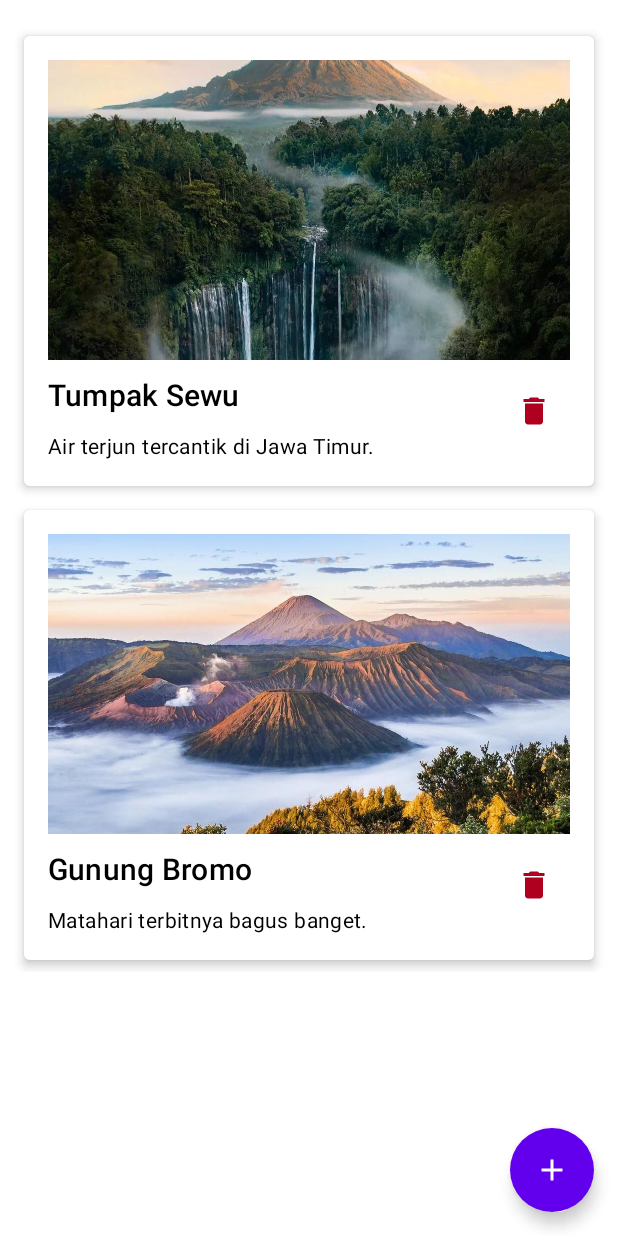
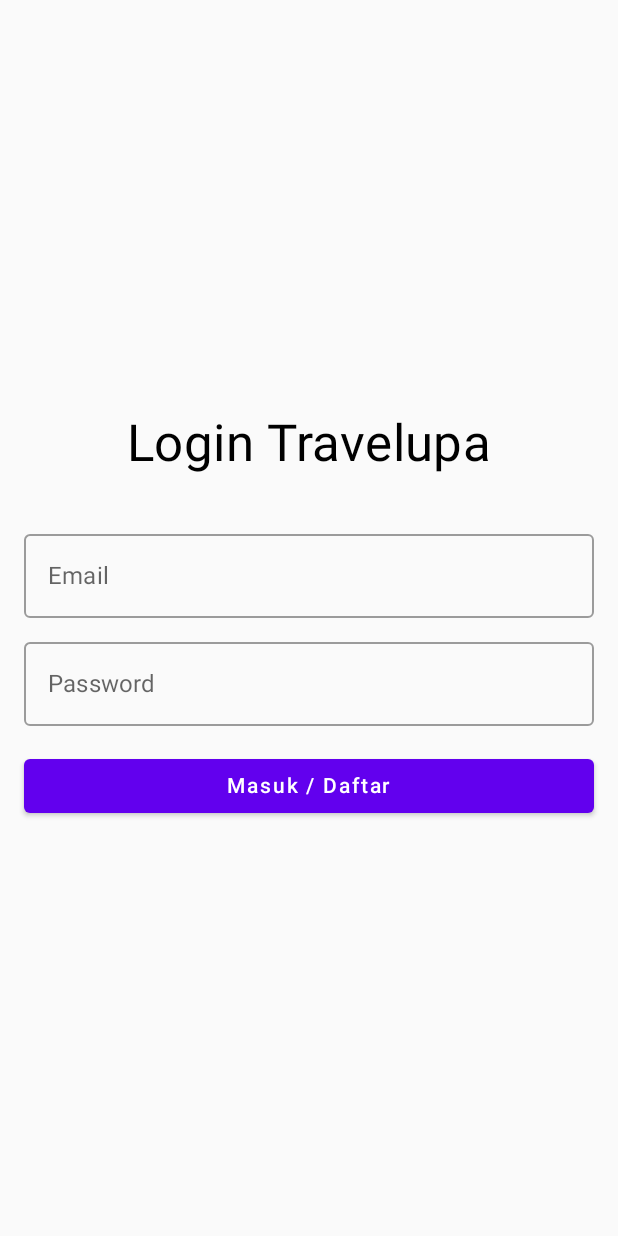
Before and after one commit to harrymx1/Travelupa, an Android app built with Jetpack Compose: the screen it shows after launch (MainActivity), on a phone screen of 412 x 824 dp. Run offline under Robolectric (Android 15) with nearby library versions, the phone set to English and light mode, and no system bars; our stand-ins replace Firebase (no records; nobody signed in at launch, a user with empty details on screens opened directly).

Commit message:
Bab 5: Integrasi Firebase Auth dan Firestore

```diff
--- a/app/src/main/java/com/papb/travelupa/MainActivity.kt
+++ b/app/src/main/java/com/papb/travelupa/MainActivity.kt
@@ -2,16 +2,17 @@ package com.papb.travelupa
 
 import android.net.Uri
 import android.os.Bundle
+import android.widget.Toast
 import androidx.activity.ComponentActivity
 import androidx.activity.compose.rememberLauncherForActivityResult
 import androidx.activity.compose.setContent
 import androidx.activity.result.contract.ActivityResultContracts
 import androidx.compose.foundation.Image
-import androidx.compose.foundation.background
 import androidx.compose.foundation.clickable
 import androidx.compose.foundation.layout.*
 import androidx.compose.foundation.lazy.LazyColumn
 import androidx.compose.foundation.lazy.items
+import androidx.compose.foundation.text.KeyboardOptions
 import androidx.compose.material.*
 import androidx.compose.material.icons.Icons
 import androidx.compose.material.icons.filled.Add
@@ -23,78 +24,211 @@ import androidx.compose.ui.graphics.Color
 import androidx.compose.ui.layout.ContentScale
 import androidx.compose.ui.platform.LocalContext
 import androidx.compose.ui.res.painterResource
+import androidx.compose.ui.text.input.KeyboardType
+import androidx.compose.ui.text.input.PasswordVisualTransformation
 import androidx.compose.ui.text.style.TextAlign
 import androidx.compose.ui.unit.dp
+import androidx.navigation.compose.NavHost
+import androidx.navigation.compose.composable
+import androidx.navigation.compose.rememberNavController
 import coil.compose.rememberAsyncImagePainter
-import coil.request.ImageRequest
+import com.google.firebase.FirebaseApp
+import com.google.firebase.auth.FirebaseAuth
+import com.google.firebase.firestore.FirebaseFirestore
 import com.papb.travelupa.ui.theme.TravelupaTheme
+import kotlinx.coroutines.launch
+import kotlinx.coroutines.tasks.await
 
 class MainActivity : ComponentActivity() {
     override fun onCreate(savedInstanceState: Bundle?) {
         super.onCreate(savedInstanceState)
+        FirebaseApp.initializeApp(this)
         setContent {
             TravelupaTheme {
-                RekomendasiTempatScreen()
+                AppNavigation()
             }
         }
     }
 }
 
-// 1. Update Data Class: Mendukung Gambar Resource (bawaan) & URI (dari galeri)
+// --- NAVIGASI ---
+sealed class Screen(val route: String) {
+    object Login : Screen("login")
+    object Home : Screen("home")
+}
+
+@Composable
+fun AppNavigation() {
+    val navController = rememberNavController()
+    val auth = FirebaseAuth.getInstance()
+
+    val startDest = if (auth.currentUser != null) Screen.Home.route else Screen.Login.route
+
+    NavHost(navController = navController, startDestination = startDest) {
+        composable(Screen.Login.route) {
+            LoginScreen(onLoginSuccess = {
+                navController.navigate(Screen.Home.route) {
+                    popUpTo(Screen.Login.route) { inclusive = true }
+                }
+            })
+        }
+        composable(Screen.Home.route) {
+            RekomendasiTempatScreen(onLogout = {
+                auth.signOut()
+                navController.navigate(Screen.Login.route) {
+                    popUpTo(Screen.Home.route) { inclusive = true }
+                }
+            })
+        }
+    }
+}
+
+// --- HALAMAN LOGIN ---
+@Composable
+fun LoginScreen(onLoginSuccess: () -> Unit) {
+    var email by remember { mutableStateOf("") }
+    var password by remember { mutableStateOf("") }
+    var errorMessage by remember { mutableStateOf<String?>(null) }
+    var isLoading by remember { mutableStateOf(false) }
+    val scope = rememberCoroutineScope()
+    val auth = FirebaseAuth.getInstance()
+
+    Column(
+        modifier = Modifier.fillMaxSize().padding(16.dp),
+        verticalArrangement = Arrangement.Center,
+        horizontalAlignment = Alignment.CenterHorizontally
+    ) {
+        Text("Login Travelupa", style = MaterialTheme.typography.h4)
+        Spacer(modifier = Modifier.height(32.dp))
+
+        OutlinedTextField(
+            value = email,
+            onValueChange = { email = it },
+            label = { Text("Email") },
+            modifier = Modifier.fillMaxWidth(),
+            keyboardOptions = KeyboardOptions(keyboardType = KeyboardType.Email)
+        )
+        Spacer(modifier = Modifier.height(8.dp))
+        OutlinedTextField(
+            value = password,
+            onValueChange = { password = it },
+            label = { Text("Password") },
+            modifier = Modifier.fillMaxWidth(),
+            visualTransformation = PasswordVisualTransformation(),
+            keyboardOptions = KeyboardOptions(keyboardType = KeyboardType.Password)
+        )
+        Spacer(modifier = Modifier.height(16.dp))
+
+        if (errorMessage != null) {
+            Text(text = errorMessage!!, color = Color.Red)
+            Spacer(modifier = Modifier.height(8.dp))
+        }
+
+        Button(
+            onClick = {
+                if (email.isBlank() || password.isBlank()) {
+                    errorMessage = "Email dan Password tidak boleh kosong"
+                    return@Button
+                }
+                isLoading = true
+                scope.launch {
+                    try {
+                        auth.signInWithEmailAndPassword(email, password).await()
+                        isLoading = false
+                        onLoginSuccess()
+                    } catch (e: Exception) {
+                        try {
+                            auth.createUserWithEmailAndPassword(email, password).await()
+                            isLoading = false
+                            onLoginSuccess()
+                        } catch (regError: Exception) {
+                            isLoading = false
+                            errorMessage = "Error: ${e.message}"
+                        }
+                    }
+                }
+            },
+            modifier = Modifier.fillMaxWidth(),
+            enabled = !isLoading
+        ) {
+            if (isLoading) CircularProgressIndicator(color = Color.White, modifier = Modifier.size(24.dp))
+            else Text("Masuk / Daftar")
+        }
+    }
+}
+
+// --- HALAMAN UTAMA (FIRESTORE) ---
 data class TempatWisata(
-    val nama: String,
-    val deskripsi: String,
-    val gambarUriString: String? = null,
-    val gambarResId: Int? = null
+    val id: String = "",
+    val nama: String = "",
+    val deskripsi: String = "",
+    val gambarUriString: String? = null
 )
 
 @Composable
-fun RekomendasiTempatScreen() {
-    // STATE: Daftar wisata yang bisa berubah (bertambah/berkurang)
-    var daftarTempatWisata by remember { mutableStateOf(listOf(
-        TempatWisata("Tumpak Sewu", "Air terjun tercantik di Jawa Timur.", null, R.drawable.tumpak_sewu),
-        TempatWisata("Gunung Bromo", "Matahari terbitnya bagus banget.", null, R.drawable.gunung_bromo)
-    )) }
+fun RekomendasiTempatScreen(onLogout: () -> Unit) {
+    val firestore = FirebaseFirestore.getInstance()
+    var daftarTempatWisata by remember { mutableStateOf(listOf<TempatWisata>()) }
+    var showTambahDialog by remember { mutableStateOf(false) }
+    val context = LocalContext.current
 
-    // STATE: Mengontrol kapan dialog muncul
-    var showTambahDialog by remember { mutableStateOf(false) }
+    // Baca data dari Firestore saat pertama kali dibuka
+    LaunchedEffect(Unit) {
+        firestore.collection("tempat_wisata").addSnapshotListener { snapshot, _ ->
+            if (snapshot != null) {
+                val list = snapshot.documents.map { doc ->
+                    TempatWisata(
+                        id = doc.id,
+                        nama = doc.getString("nama") ?: "",
+                        deskripsi = doc.getString("deskripsi") ?: "",
+                        gambarUriString = doc.getString("gambarUriString")
+                    )
+                }
+                daftarTempatWisata = list
+            }
+        }
+    }
 
     Scaffold(
+        topBar = {
+            TopAppBar(
+                title = { Text("Travelupa") },
+                actions = {
+                    TextButton(onClick = onLogout) {
+                        Text("Logout", color = Color.White)
+                    }
+                }
+            )
+        },
         floatingActionButton = {
-            FloatingActionButton(
-                onClick = { showTambahDialog = true },
-                backgroundColor = MaterialTheme.colors.primary
-            ) {
-                Icon(Icons.Filled.Add, contentDescription = "Tambah Tempat Wisata")
+            FloatingActionButton(onClick = { showTambahDialog = true }) {
+                Icon(Icons.Filled.Add, contentDescription = "Tambah")
             }
         }
     ) { paddingValues ->
-        // TAMPILAN LIST
-        LazyColumn(
-            modifier = Modifier
-                .padding(paddingValues)
-                .padding(16.dp)
-        ) {
+        LazyColumn(modifier = Modifier.padding(paddingValues).padding(16.dp)) {
             items(daftarTempatWisata) { tempat ->
-                TempatItemEditable(
-                    tempat = tempat,
-                    onDelete = {
-                        // Logika Hapus Data
-                        daftarTempatWisata = daftarTempatWisata.filter { it != tempat }
-                    }
-                )
+                TempatItemFirestore(tempat) {
+                    // Hapus data dari Firestore
+                    firestore.collection("tempat_wisata").document(tempat.id).delete()
+                }
             }
         }
 
-        // TAMPILAN DIALOG (Muncul jika showTambahDialog = true)
         if (showTambahDialog) {
-            TambahTempatWisataDialog(
+            TambahTempatDialogFirestore(
                 onDismiss = { showTambahDialog = false },
-                onTambah = { nama, deskripsi, gambarUri ->
-                    val uriString = gambarUri?.toString()
-                    val newTempat = TempatWisata(nama, deskripsi, uriString, null)
-                    daftarTempatWisata = daftarTempatWisata + newTempat
-                    showTambahDialog = false
+                onTambah = { nama, deskripsi, uri ->
+                    val data = hashMapOf(
+                        "nama" to nama,
+                        "deskripsi" to deskripsi,
+                        "gambarUriString" to (uri?.toString() ?: "")
+                    )
+                    firestore.collection("tempat_wisata").add(data)
+                        .addOnSuccessListener {
+                            Toast.makeText(context, "Berhasil disimpan!", Toast.LENGTH_SHORT).show()
+                            showTambahDialog = false
+                        }
                 }
             )
         }
@@ -102,139 +236,55 @@ fun RekomendasiTempatScreen() {
 }
 
 @Composable
-fun TempatItemEditable(tempat: TempatWisata, onDelete: () -> Unit) {
-    Card(
-        modifier = Modifier
-            .fillMaxWidth()
-            .padding(vertical = 8.dp),
-        elevation = 4.dp
-    ) {
+fun TempatItemFirestore(tempat: TempatWisata, onDelete: () -> Unit) {
+    Card(modifier = Modifier.fillMaxWidth().padding(vertical = 8.dp), elevation = 4.dp) {
         Column(modifier = Modifier.padding(16.dp)) {
-            // Logika Menampilkan Gambar (Bisa dari URI Galeri atau Resource Drawable)
-            val painter = if (tempat.gambarUriString != null) {
-                rememberAsyncImagePainter(
-                    ImageRequest.Builder(LocalContext.current).data(data = Uri.parse(tempat.gambarUriString)).build()
+            if (!tempat.gambarUriString.isNullOrEmpty()) {
+                Image(
+                    painter = rememberAsyncImagePainter(tempat.gambarUriString),
+                    contentDescription = null,
+                    modifier = Modifier.fillMaxWidth().height(200.dp),
+                    contentScale = ContentScale.Crop
                 )
-            } else if (tempat.gambarResId != null) {
-                painterResource(id = tempat.gambarResId)
             } else {
-                painterResource(id = R.drawable.ic_launcher_background)
+                Box(modifier = Modifier.fillMaxWidth().height(200.dp).clickable{}, contentAlignment = Alignment.Center) {
+                    Text("No Image")
+                }
             }
-
-            Image(
-                painter = painter,
-                contentDescription = tempat.nama,
-                modifier = Modifier
-                    .fillMaxWidth()
-                    .height(200.dp),
-                contentScale = ContentScale.Crop
-            )
-
-            Row(
-                modifier = Modifier.fillMaxWidth(),
-                horizontalArrangement = Arrangement.SpaceBetween,
-                verticalAlignment = Alignment.CenterVertically
-            ) {
-                Column(modifier = Modifier.weight(1f)) {
-                    Text(
-                        text = tempat.nama,
-                        style = MaterialTheme.typography.h6,
-                        modifier = Modifier.padding(bottom = 8.dp, top = 12.dp)
-                    )
-                    Text(
-                        text = tempat.deskripsi,
-                        style = MaterialTheme.typography.body2,
-                        modifier = Modifier.padding(top = 4.dp)
-                    )
-                }
-                // Tombol Hapus
-                IconButton(onClick = onDelete) {
-                    Icon(
-                        Icons.Filled.Delete,
-                        contentDescription = "Hapus",
-                        tint = MaterialTheme.colors.error
-                    )
-                }
+            Text(tempat.nama, style = MaterialTheme.typography.h6)
+            Text(tempat.deskripsi, style = MaterialTheme.typography.body2)
+            IconButton(onClick = onDelete) {
+                Icon(Icons.Filled.Delete, contentDescription = "Hapus", tint = Color.Red)
             }
         }
     }
 }
 
 @Composable
-fun TambahTempatWisataDialog(
-    onDismiss: () -> Unit,
-    onTambah: (String, String, Uri?) -> Unit
-) {
+fun TambahTempatDialogFirestore(onDismiss: () -> Unit, onTambah: (String, String, Uri?) -> Unit) {
     var nama by remember { mutableStateOf("") }
     var deskripsi by remember { mutableStateOf("") }
     var gambarUri by remember { mutableStateOf<Uri?>(null) }
-
-    // Launcher untuk membuka Galeri HP
-    val gambarLauncher = rememberLauncherForActivityResult(
-        contract = ActivityResultContracts.GetContent()
-    ) { uri: Uri? ->
-        gambarUri = uri
-    }
+    val launcher = rememberLauncherForActivityResult(ActivityResultContracts.GetContent()) { gambarUri = it }
 
     AlertDialog(
         onDismissRequest = onDismiss,
-        title = { Text("Tambah Tempat Wisata Baru") },
+        title = { Text("Tambah Data (Cloud)") },
         text = {
             Column {
-                TextField(
-                    value = nama,
-                    onValueChange = { nama = it },
-                    label = { Text("Nama Tempat") },
-                    modifier = Modifier.fillMaxWidth()
-                )
+                OutlinedTextField(value = nama, onValueChange = { nama = it }, label = { Text("Nama") })
+                OutlinedTextField(value = deskripsi, onValueChange = { deskripsi = it }, label = { Text("Deskripsi") })
                 Spacer(modifier = Modifier.height(8.dp))
-                TextField(
-                    value = deskripsi,
-                    onValueChange = { deskripsi = it },
-                    label = { Text("Deskripsi") },
-                    modifier = Modifier.fillMaxWidth()
-                )
-                Spacer(modifier = Modifier.height(8.dp))
-
-                // Area Preview Gambar yang dipilih
-                if (gambarUri != null) {
-                    Image(
-                        painter = rememberAsyncImagePainter(model = gambarUri),
-                        contentDescription = "Selected Image",
-                        modifier = Modifier
-                            .fillMaxWidth()
-                            .height(200.dp)
-                            .clickable { gambarLauncher.launch("image/*") },
-                        contentScale = ContentScale.Crop
-                    )
-                } else {
-                    Button(
-                        onClick = { gambarLauncher.launch("image/*") },
-                        modifier = Modifier.fillMaxWidth()
-                    ) {
-                        Text("Pilih Gambar")
-                    }
+                Button(onClick = { launcher.launch("image/*") }) {
+                    Text(if (gambarUri != null) "Gambar Terpilih" else "Pilih Gambar")
                 }
             }
         },
         confirmButton = {
-            Button(
-                onClick = {
-                    if (nama.isNotBlank() && deskripsi.isNotBlank()) {
-                        onTambah(nama, deskripsi, gambarUri)
-                    }
-                }
-            ) {
-                Text("Tambah")
+            Button(onClick = { if (nama.isNotBlank()) onTambah(nama, deskripsi, gambarUri) }) {
+                Text("Simpan")
             }
         },
-        dismissButton = {
-            Button(
-                onClick = onDismiss,
-                colors = ButtonDefaults.buttonColors(backgroundColor = MaterialTheme.colors.surface)
-            ) {
-                Text("Batal")
-            }
-        }
+        dismissButton = { Button(onClick = onDismiss) { Text("Batal") } }
     )
 }
--- a/build.gradle.kts
+++ b/build.gradle.kts
@@ -3,4 +3,5 @@ plugins {
     alias(libs.plugins.android.application) apply false
     alias(libs.plugins.kotlin.android) apply false
     alias(libs.plugins.kotlin.compose) apply false
+    id("com.google.gms.google-services") version "4.4.1" apply false
 }
```
Also changed, not shown: app/build.gradle.kts (+9 -0 lines), 1 other file.
